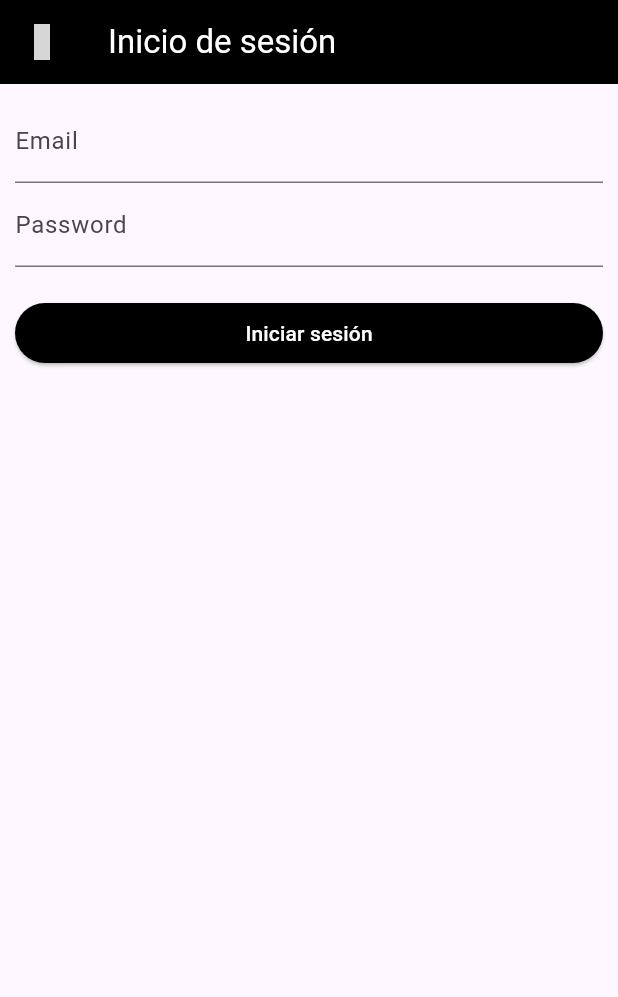
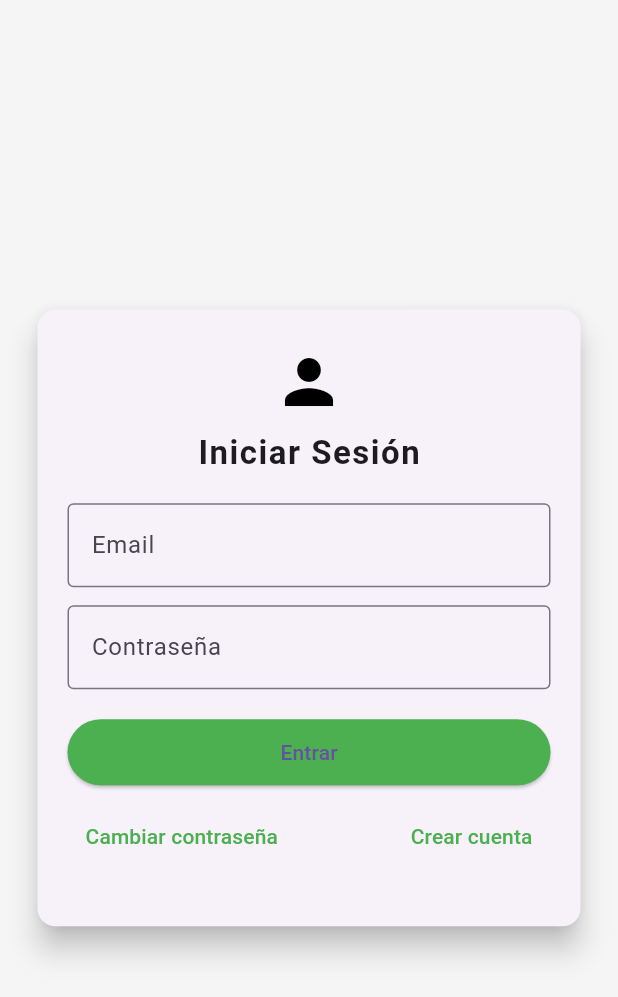
Before and after one commit to GabrielMolinaUsm135/PROYECTO-MOVIL-FRONTEND, a Flutter app: the screen it shows after launch, on a phone screen of 412 x 824 dp. Shown: the top 997 px of the screen. Run offline on Flutter 3.47's test engine with Material 3 defaults, Android fonts, the phone set to English and light mode, and no system bars; our stand-ins replace cloud_firestore, firebase_auth, firebase_core, flutter_material_design_icons, shared_preferences; accounts and stored records are empty; grey boxes are pictures that could not be loaded.

Commit message:
Añadir crear cuenta,

```diff
--- a/front/firebase_app_tui/firebase_app_tui/lib/main.dart
+++ b/front/firebase_app_tui/firebase_app_tui/lib/main.dart
@@ -1,4 +1,5 @@
-import 'package:firebase_app_tui/pages/login_page.dart';
+
+import 'package:firebase_app_tui/vistas/login/login_page.dart';
 import 'package:firebase_core/firebase_core.dart';
 import 'package:flutter/material.dart';
 
--- a/front/firebase_app_tui/firebase_app_tui/lib/pages/login_page.dart
+++ /dev/null
@@ -1,119 +0,0 @@
-import 'package:firebase_app_tui/pages/productos_page.dart';
-import 'package:firebase_app_tui/vistas/HomePage.dart';
-import 'package:firebase_auth/firebase_auth.dart';
-import 'package:flutter/material.dart';
-import 'package:flutter_material_design_icons/flutter_material_design_icons.dart';
-import 'package:shared_preferences/shared_preferences.dart';
-
-class LoginPage extends StatefulWidget {
-  const LoginPage({super.key});
-
-  @override
-  State<LoginPage> createState() => _LoginPageState();
-}
-
-class _LoginPageState extends State<LoginPage> {
-  TextEditingController emailCtrl = TextEditingController();
-  TextEditingController passwordCtrl = TextEditingController();
-  String errorText = '';
-
-  @override
-  Widget build(BuildContext context) {
-    return Scaffold(
-      appBar: AppBar(
-        backgroundColor: Colors.black,
-        leading: Icon(MdiIcons.firebase, color: Colors.yellow),
-        title: Text('Inicio de sesión', style: TextStyle(color: Colors.white)),
-      ),
-      body: Padding(
-        padding: EdgeInsets.all(10),
-        child: Form(
-          child: Column(
-            children: [
-              campoEmail(),
-              campoPassword(),
-              botonLogin(),
-              mensajeError(),
-            ],
-          ),
-        ),
-      ),
-    );
-  }
-
-  Container mensajeError() {
-    return Container(
-      child: Text(errorText, style: TextStyle(color: Colors.red)),
-    );
-  }
-
-  Container botonLogin() {
-    return Container(
-      margin: EdgeInsets.only(top: 20),
-      width: double.infinity,
-      child: ElevatedButton(
-        style: ElevatedButton.styleFrom(
-          backgroundColor: Colors.black,
-          foregroundColor: Colors.white,
-        ),
-        onPressed: () async {
-          UserCredential userCredential;
-          try {
-            userCredential = await FirebaseAuth.instance
-                .signInWithEmailAndPassword(
-                  email: emailCtrl.text.trim(),
-                  password: passwordCtrl.text.trim(),
-                );
-
-            SharedPreferences sp = await SharedPreferences.getInstance();
-            sp.setString('user_email', emailCtrl.text.trim());
-
-            MaterialPageRoute route = MaterialPageRoute(
-              builder: (context) => HomePage(),
-            );
-            Navigator.pushReplacement(context, route);
-          } on FirebaseAuthException catch (ex) {
-            switch (ex.code) {
-              case 'invalid-credential':
-                errorText = 'Usuario o contraseña incorrectos';
-                break;
-              case 'too-many-requests':
-                errorText = 'Demasiados intentos, inténtalo más tarde';
-                break;
-              case 'invalid-email':
-                errorText = 'Formato de correo inválido';
-                break;
-              case 'network-request-failed':
-                errorText = 'Problema de red, verifica tu conexión';
-                break;
-              case 'user-disabled':
-                errorText = 'cuenta desactivada';
-                break;
-              default:
-                errorText = 'Error desconocido';
-            }
-
-            setState(() {});
-          }
-        },
-        child: Text('Iniciar sesión'),
-      ),
-    );
-  }
-
-  TextFormField campoPassword() {
-    return TextFormField(
-      controller: passwordCtrl,
-      decoration: InputDecoration(labelText: 'Password'),
-      obscureText: true,
-    );
-  }
-
-  TextFormField campoEmail() {
-    return TextFormField(
-      controller: emailCtrl,
-      decoration: InputDecoration(labelText: 'Email'),
-      keyboardType: TextInputType.emailAddress,
-    );
-  }
-}
--- /dev/null
+++ b/front/firebase_app_tui/firebase_app_tui/lib/vistas/login/CambiarPass.dart
@@ -0,0 +1,17 @@
+import 'package:flutter/material.dart';
+
+class CambiarPass extends StatelessWidget {
+  const CambiarPass({super.key});
+
+  @override
+  Widget build(BuildContext context) {
+    return Scaffold(
+      appBar: AppBar(
+        title: const Text('Cambiar Contraseña'),
+      ),
+      body: const Center(
+        child: Text('Pantalla de Cambiar Contraseña'),
+      ),
+    );
+  }
+}
--- /dev/null
+++ b/front/firebase_app_tui/firebase_app_tui/lib/vistas/login/login_page.dart
@@ -0,0 +1,175 @@
+import 'package:firebase_app_tui/vistas/HomePage.dart';
+import 'package:firebase_auth/firebase_auth.dart';
+import 'package:flutter/material.dart';
+import 'package:shared_preferences/shared_preferences.dart';
+import 'package:firebase_app_tui/constants/app_colors.dart';
+import 'package:firebase_app_tui/vistas/login/CrearCuenta.dart';
+import 'package:firebase_app_tui/vistas/login/CambiarPass.dart';
+
+class LoginPage extends StatefulWidget {
+  const LoginPage({super.key});
+
+  @override
+  State<LoginPage> createState() => _LoginPageState();
+}
+
+class _LoginPageState extends State<LoginPage> {
+  final _formKey = GlobalKey<FormState>();
+  final TextEditingController _emailController = TextEditingController();
+  final TextEditingController _passwordController = TextEditingController();
+  String? _error;
+
+  @override
+  void dispose() {
+    _emailController.dispose();
+    _passwordController.dispose();
+    super.dispose();
+  }
+
+  Future<void> _signIn() async {
+    try {
+      await FirebaseAuth.instance.signInWithEmailAndPassword(
+        email: _emailController.text.trim(),
+        password: _passwordController.text.trim(),
+      );
+
+      SharedPreferences sp = await SharedPreferences.getInstance();
+      sp.setString('user_email', _emailController.text.trim());
+
+      Navigator.pushReplacement(
+        context,
+        MaterialPageRoute(builder: (_) => HomePage()),
+      );
+    } on FirebaseAuthException catch (ex) {
+      switch (ex.code) {
+        case 'invalid-credential':
+          _error = 'Usuario o contraseña incorrectos';
+          break;
+        case 'too-many-requests':
+          _error = 'Demasiados intentos, inténtalo más tarde';
+          break;
+        case 'invalid-email':
+          _error = 'Formato de correo inválido';
+          break;
+        case 'network-request-failed':
+          _error = 'Problema de red, verifica tu conexión';
+          break;
+        case 'user-disabled':
+          _error = 'Cuenta desactivada';
+          break;
+        default:
+          _error = 'Error desconocido';
+      }
+
+      setState(() {});
+    }
+  }
+
+  @override
+  Widget build(BuildContext context) {
+    return Scaffold(
+      backgroundColor: backgroundColor,
+      body: Center(
+        child: SingleChildScrollView(
+          padding: const EdgeInsets.all(16.0),
+          child: ConstrainedBox(
+            constraints: const BoxConstraints(minWidth: 340, maxWidth: 370),
+            child: Card(
+              elevation: 8,
+              child: Padding(
+                padding: const EdgeInsets.symmetric(horizontal: 20.0, vertical: 24.0),
+                child: Column(
+                  mainAxisSize: MainAxisSize.min,
+                  children: [
+                    Column(
+                      children: const [
+                        Icon(Icons.person, size: 48, color: Colors.black),
+                        SizedBox(height: 8),
+                        Text('Iniciar Sesión', style: TextStyle(fontSize: 22, fontWeight: FontWeight.w700, letterSpacing: 1.0)),
+                      ],
+                    ),
+                    const SizedBox(height: 18),
+
+                    Form(
+                      key: _formKey,
+                      child: Column(
+                        children: [
+                          TextFormField(
+                            controller: _emailController,
+                            keyboardType: TextInputType.emailAddress,
+                            decoration: const InputDecoration(
+                              labelText: 'Email',
+                              hintText: 'Correo',
+                              border: OutlineInputBorder(),
+                            ),
+                            validator: (v) {
+                              if (v == null || v.trim().isEmpty) return 'Ingrese un correo';
+                              return null;
+                            },
+                          ),
+                          const SizedBox(height: 12),
+                          TextFormField(
+                            controller: _passwordController,
+                            obscureText: true,
+                            decoration: const InputDecoration(
+                              labelText: 'Contraseña',
+                              hintText: 'Contraseña',
+                              border: OutlineInputBorder(),
+                            ),
+                            validator: (v) {
+                              if (v == null || v.isEmpty) return 'Ingrese la contraseña';
+                              return null;
+                            },
+                          ),
+                          const SizedBox(height: 18),
+                          SizedBox(
+                            width: double.infinity,
+                            child: ElevatedButton(
+                              onPressed: () {
+                                if (_formKey.currentState?.validate() ?? false) {
+                                  _signIn();
+                                }
+                              },
+                              style: ElevatedButton.styleFrom(backgroundColor: primaryColor),
+                              child: const Padding(
+                                padding: EdgeInsets.symmetric(vertical: 12.0),
+                                child: Text('Entrar'),
+                              ),
+                            ),
+                          ),
+                          const SizedBox(height: 8),
+                          Row(
+                            mainAxisAlignment: MainAxisAlignment.spaceBetween,
+                            children: [
+                              TextButton(
+                                onPressed: () => Navigator.push(context, MaterialPageRoute(builder: (_) => const CambiarPass())),
+                                style: TextButton.styleFrom(foregroundColor: primaryColor),
+                                child: const Text('Cambiar contraseña'),
+                              ),
+                              TextButton(
+                                onPressed: () => Navigator.push(context, MaterialPageRoute(builder: (_) => const CrearCuenta())),
+                                style: TextButton.styleFrom(foregroundColor: primaryColor),
+                                child: const Text('Crear cuenta'),
+                              ),
+                            ],
+                          ),
+                          if (_error != null) ...[
+                            const SizedBox(height: 12),
+                            Text(_error!, style: const TextStyle(color: Colors.red)),
+                          ],
+                        ],
+                      ),
+                    ),
+
+                    const SizedBox(height: 12),
+
+                  ],
+                ),
+              ),
+            ),
+          ),
+        ),
+      ),
+    );
+  }
+}
```
Also changed, not shown: front/firebase_app_tui/firebase_app_tui/lib/vistas/login/CrearCuenta.dart (added, +106 -0 lines).
